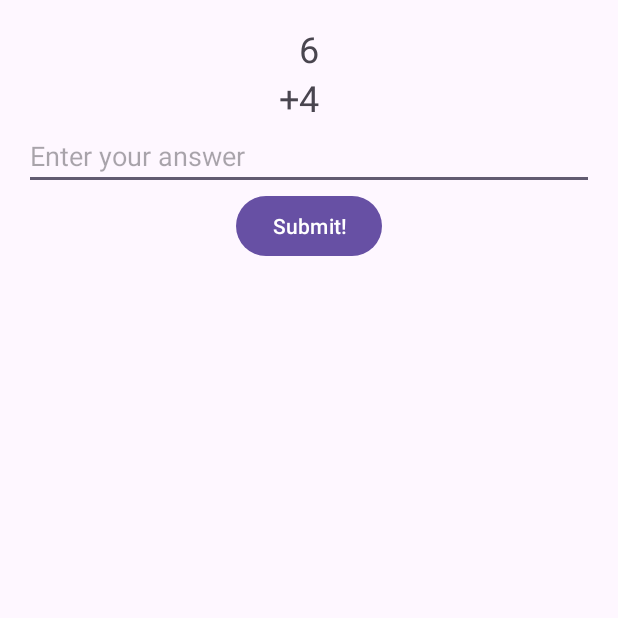
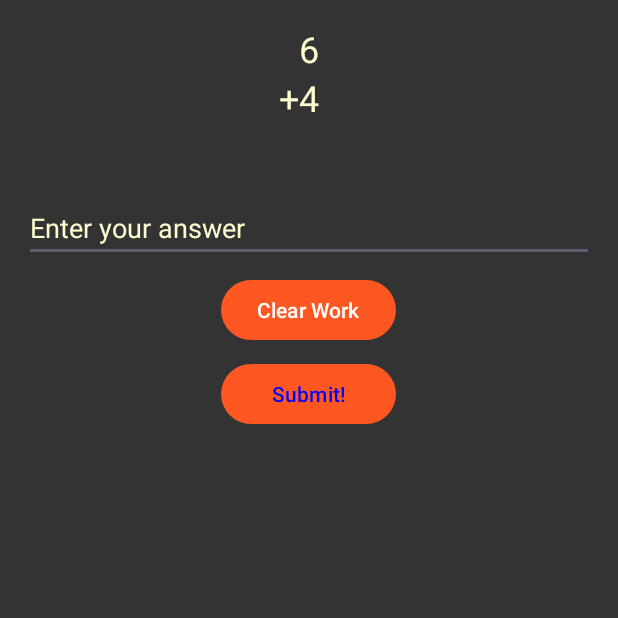
Before and after one commit to zdthelen/LearningApp, an Android app: the MathGame screen opened directly, with no data from a screen before it, after a tap on "Submit!", on a phone screen of 412 x 824 dp, the top half of it. Run offline under Robolectric (Android 15) with nearby library versions, the phone set to English and light mode, and no system bars.

Commit message:
Added a drawingView in MathGame to allow user to work out the problem on screen

```diff
--- a/app/src/main/AndroidManifest.xml
+++ b/app/src/main/AndroidManifest.xml
@@ -12,6 +12,9 @@
         android:supportsRtl="true"
         android:theme="@style/Theme.Spelling"
         tools:targetApi="31">
+        <activity
+            android:name=".FunActivities"
+            android:exported="false" />
         <activity
             android:name=".ParentMath"
             android:exported="false" />
--- /dev/null
+++ b/app/src/main/java/com/zachthelen/spelling/ColorUtils.java
@@ -0,0 +1,34 @@
+package com.zachthelen.spelling;
+
+import android.graphics.Color;
+
+public class ColorUtils {
+
+    public static int getRandomTextColor() {
+        int[] colors = {
+                Color.BLACK,
+                Color.WHITE,
+                Color.RED,
+                Color.GREEN,
+                Color.BLUE,
+                // Add more contrasting colors as needed
+        };
+        return getRandomColor(colors);
+    }
+
+    public static int getRandomButtonColor() {
+        int[] colors = {
+                Color.parseColor("#FF5722"), // Deep Orange
+                Color.parseColor("#2196F3"), // Blue
+                Color.parseColor("#4CAF50"), // Green
+                Color.parseColor("#FFC107"), // Amber
+                // Add more contrasting colors as needed
+        };
+        return getRandomColor(colors);
+    }
+
+    private static int getRandomColor(int[] colors) {
+        int randomIndex = (int) (Math.random() * colors.length);
+        return colors[randomIndex];
+    }
+}
--- /dev/null
+++ b/app/src/main/java/com/zachthelen/spelling/MathDrawingView.java
@@ -0,0 +1,84 @@
+package com.zachthelen.spelling;
+
+import android.content.Context;
+import android.graphics.Canvas;
+import android.graphics.Color;
+import android.graphics.Paint;
+import android.graphics.Path;
+import android.util.AttributeSet;
+import android.view.MotionEvent;
+import android.view.View;
+
+public class MathDrawingView extends View {
+
+    private Paint paint;
+    private Path path;
+
+    public MathDrawingView(Context context) {
+        super(context);
+        init();
+    }
+    public MathDrawingView(Context context, AttributeSet attrs) {
+        super(context, attrs);
+
+        paint = new Paint();
+        paint.setAntiAlias(true);
+        paint.setColor(getRandomColor());
+        paint.setStyle(Paint.Style.STROKE);
+        paint.setStrokeJoin(Paint.Join.ROUND);
+        paint.setStrokeWidth(5f);
+
+        path = new Path();
+    }
+
+    @Override
+    protected void onDraw(Canvas canvas) {
+        super.onDraw(canvas);
+        canvas.drawPath(path, paint);
+    }
+
+    @Override
+    public boolean onTouchEvent(MotionEvent event) {
+        float x = event.getX();
+        float y = event.getY();
+
+        switch (event.getAction()) {
+            case MotionEvent.ACTION_DOWN:
+                path.moveTo(x, y);
+                return true;
+            case MotionEvent.ACTION_MOVE:
+                path.lineTo(x, y);
+                break;
+            case MotionEvent.ACTION_UP:
+                // Do something when the user lifts their finger
+                break;
+            default:
+                return false;
+        }
+
+        invalidate(); // Trigger a redraw
+        return true;
+    }
+
+    public void clearWork() {
+        path.reset();
+        invalidate();
+    }
+
+    private void init() {
+        paint = new Paint();
+        paint.setAntiAlias(true);
+        paint.setColor(getRandomColor());
+        paint.setStyle(Paint.Style.STROKE);
+        paint.setStrokeJoin(Paint.Join.ROUND);
+        paint.setStrokeWidth(5f);
+
+        path = new Path();
+    }
+
+    private int getRandomColor() {
+        int[] backgroundColors = getResources().getIntArray(R.array.backgroundColors);
+        int randomIndex = (int) (Math.random() * backgroundColors.length);
+        return backgroundColors[randomIndex];
+    }
+}
--- a/app/src/main/java/com/zachthelen/spelling/MathGame.java
+++ b/app/src/main/java/com/zachthelen/spelling/MathGame.java
@@ -34,6 +34,7 @@ public class MathGame extends AppCompatActivity {
     private TextView textViewOperator;
     private EditText editTextAnswer;
     private Button btnSubmit;
+    private Button btnClearWork;
     private String selectedOperation;
     private String selectedDifficulty;
     private int questionCount;
@@ -43,12 +44,15 @@ public class MathGame extends AppCompatActivity {
     private List<Equation> mathRedemption = new ArrayList<>();
     private int playthroughNumber = 1;
     private int currentSessionScore;
+    private MathDrawingView mathDrawingView;
+    private ColorChangeUtil colorChangeUtil;
+
 
     @Override
     protected void onCreate(Bundle savedInstanceState) {
         super.onCreate(savedInstanceState);
         setContentView(R.layout.activity_math_game);
-
+        mathDrawingView = findViewById(R.id.math_drawing_view);
         preferences = getSharedPreferences(MATH_PREFS, MODE_PRIVATE);
 
         textViewTop = findViewById(R.id.textViewTop);
@@ -56,7 +60,16 @@ public class MathGame extends AppCompatActivity {
         textViewOperator = findViewById(R.id.textViewOperator);
         editTextAnswer = findViewById(R.id.editTextAnswer);
         btnSubmit = findViewById(R.id.btnSubmit);
+        btnSubmit.setTextColor(ColorUtils.getRandomTextColor());
+        btnSubmit.setBackgroundColor(ColorUtils.getRandomButtonColor());
+        btnClearWork = findViewById(R.id.btnClearWork);
+        btnClearWork.setTextColor(ColorUtils.getRandomTextColor());
+        btnClearWork.setBackgroundColor(ColorUtils.getRandomButtonColor());
         currentSessionScore = 0;
+
+//        colorChangeUtil = new ColorChangeUtil(textViewOperator);
+//
+//        colorChangeUtil.startColorChange();
 
 //        // Retrieve from SharedPreferences
         loadMathDataFromSharedPreferences();
@@ -64,6 +77,14 @@ public class MathGame extends AppCompatActivity {
 //        clearMathPreferences();
         displayNextEquation();
 
+        btnClearWork.setOnClickListener(new View.OnClickListener() {
+            @Override
+            public void onClick(View view) {
+                mathDrawingView.clearWork();
+                editTextAnswer.getText().clear();
+                updateButtonColors();
+            }
+        });
         btnSubmit.setOnClickListener(new View.OnClickListener() {
             @Override
             public void onClick(View v) {
@@ -88,10 +109,26 @@ public class MathGame extends AppCompatActivity {
                     // Call the processUserAnswer method to handle the user's answer
                     processUserAnswer(userAnswer, expectedAnswer);
                 } else {
+                    Toast.makeText(MathGame.this, "Answer cannot be empty!", Toast.LENGTH_SHORT).show();
                     }
+                mathDrawingView.clearWork();
+                editTextAnswer.getText().clear();
+                updateButtonColors();
             }
         });
     }
+
+    private void updateButtonColors() {
+        Button btnClearWork = findViewById(R.id.btnClearWork);
+        Button btnSubmit = findViewById(R.id.btnSubmit);
+
+        btnClearWork.setTextColor(ColorUtils.getRandomTextColor());
+        btnClearWork.setBackgroundColor(ColorUtils.getRandomButtonColor());
+
+        btnSubmit.setTextColor(ColorUtils.getRandomTextColor());
+        btnSubmit.setBackgroundColor(ColorUtils.getRandomButtonColor());
+    }
+
 
     private void displayNextEquation() {
         if (currentQuestion < questionCount) {
--- a/app/src/main/res/layout/activity_math_game.xml
+++ b/app/src/main/res/layout/activity_math_game.xml
@@ -4,12 +4,14 @@
     xmlns:tools="http://schemas.android.com/tools"
     android:layout_width="match_parent"
     android:layout_height="match_parent"
+    android:background="@color/Gray20"
     android:padding="16dp">
 
     <TextView
         android:id="@+id/textViewTop"
         android:layout_width="wrap_content"
         android:layout_height="wrap_content"
+        android:textColor="@color/Cream"
         android:textSize="24sp"
         app:layout_constraintEnd_toEndOf="parent"
         app:layout_constraintStart_toStartOf="parent"
@@ -21,6 +23,7 @@
         android:layout_width="wrap_content"
         android:layout_height="wrap_content"
         android:text="+"
+        android:textColor="@color/Cream"
         android:textSize="24sp"
         app:layout_constraintBottom_toBottomOf="@+id/textViewBottom"
         app:layout_constraintEnd_toStartOf="@+id/textViewBottom" />
@@ -29,6 +32,7 @@
         android:id="@+id/textViewBottom"
         android:layout_width="wrap_content"
         android:layout_height="wrap_content"
+        android:textColor="@color/Cream"
         android:textSize="24sp"
         app:layout_constraintEnd_toEndOf="parent"
         app:layout_constraintStart_toStartOf="parent"
@@ -38,8 +42,11 @@
         android:id="@+id/editTextAnswer"
         android:layout_width="0dp"
         android:layout_height="wrap_content"
+        android:layout_marginTop="48dp"
         android:hint="Enter your answer"
         android:inputType="number"
+        android:textColor="@color/Cream"
+        android:textColorHint="@color/Cream"
         app:layout_constraintEnd_toEndOf="parent"
         app:layout_constraintHorizontal_bias="0.0"
         app:layout_constraintStart_toStartOf="parent"
@@ -47,11 +54,35 @@
 
     <Button
         android:id="@+id/btnSubmit"
+        android:layout_width="0dp"
+        android:layout_height="wrap_content"
+        android:layout_marginTop="8dp"
+        android:text="Submit!"
+        app:layout_constraintEnd_toEndOf="@+id/btnClearWork"
+        app:layout_constraintStart_toStartOf="@+id/btnClearWork"
+        app:layout_constraintTop_toBottomOf="@+id/btnClearWork" />
+
+    <com.zachthelen.spelling.MathDrawingView
+
+        android:id="@+id/math_drawing_view"
+        android:layout_width="match_parent"
+        android:layout_height="0dp"
+        android:layout_marginStart="8dp"
+        android:layout_marginEnd="8dp"
+        app:layout_constraintBottom_toTopOf="@+id/editTextAnswer"
+        app:layout_constraintEnd_toEndOf="parent"
+        app:layout_constraintStart_toStartOf="parent"
+        app:layout_constraintTop_toTopOf="parent" />
+
+    <Button
+        android:id="@+id/btnClearWork"
         android:layout_width="wrap_content"
         android:layout_height="wrap_content"
-        android:text="Submit!"
-        app:layout_constraintEnd_toEndOf="@+id/editTextAnswer"
-        app:layout_constraintStart_toStartOf="@+id/editTextAnswer"
+        android:layout_marginTop="8dp"
+        android:text="Clear Work"
+        app:layout_constraintEnd_toEndOf="parent"
+        app:layout_constraintHorizontal_bias="0.498"
+        app:layout_constraintStart_toStartOf="parent"
         app:layout_constraintTop_toBottomOf="@+id/editTextAnswer" />
 
 </androidx.constraintlayout.widget.ConstraintLayout>
--- a/app/src/main/res/values/colors.xml
+++ b/app/src/main/res/values/colors.xml
@@ -2,6 +2,10 @@
 <resources>
     <color name="black">#FF000000</color>
     <color name="white">#FFFFFFFF</color>
+    <color name="Charcoal">#36454f</color>
+    <color name="Ebony">#555d50</color>
+    <color name="Gray20">#333333</color>
+    <color name="Cream">#fffdd0</color>
 
     <array name="backgroundColors">
         <item>#FF2400</item> <!-- Scarlet -->
```
Also changed, not shown: app/src/main/java/com/zachthelen/spelling/FunActivities.java (added, +14 -0 lines), app/src/main/res/layout/activity_fun_activities.xml (added, +9 -0 lines).
